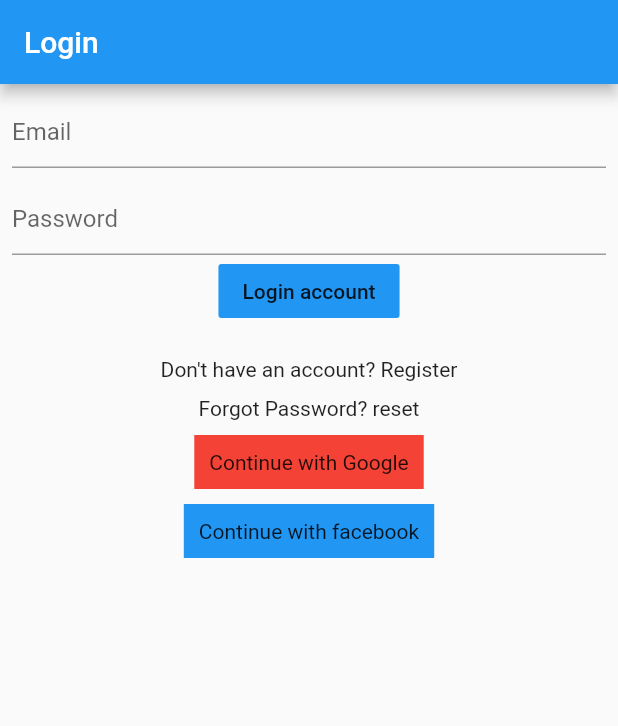
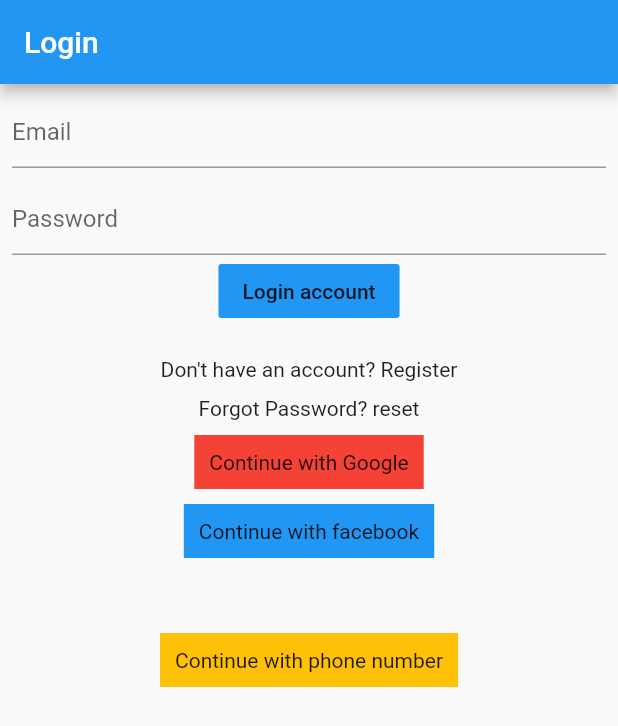
Before and after one commit to waynetipsy/Flutter-Auth, a Flutter app: the screen it shows after launch, on a phone screen of 412 x 824 dp. Shown: the top 726 px of the screen. Run offline on Flutter 3.47's test engine with Material 2 defaults, Android fonts, the phone set to English and light mode, and no system bars; our stand-ins replace firebase_auth, firebase_core, google_sign_in; missing offline and left inert: flutter_facebook_auth; accounts and stored records are empty.

Commit message:
new post

```diff
--- a/lib/Screens/AuthScreen/login.dart
+++ b/lib/Screens/AuthScreen/login.dart
@@ -1,4 +1,5 @@
 import 'package:auth_app/Provider/auth_provider.dart';
+import 'package:auth_app/Screens/AuthScreen/phone_auth.dart';
 import 'package:auth_app/Screens/AuthScreen/reset.dart';
 import 'package:auth_app/Screens/home.dart';
 import 'package:flutter/material.dart';
@@ -120,10 +121,22 @@ bool isLoading = false;
             },
           child: Container(
             color: Colors.blue,
+
             padding: const EdgeInsets.all(10),
             child: const Text('Continue with facebook'),
           ),
-          )
+          ),
+        GestureDetector(
+          onTap: () {
+        Navigator.push(context, MaterialPageRoute(builder: (context) => const PhoneAuth(),));
+          },
+          child: Container(
+            padding: const EdgeInsets.all(10),
+            margin: const EdgeInsets.symmetric(vertical: 50),
+            color: Colors.amber,
+            child: const Text('Continue with phone number'),
+          ),
+        )
             ],
            )
 
```
Also changed, not shown: lib/Screens/AuthScreen/phone_auth.dart (added, +54 -0 lines).
